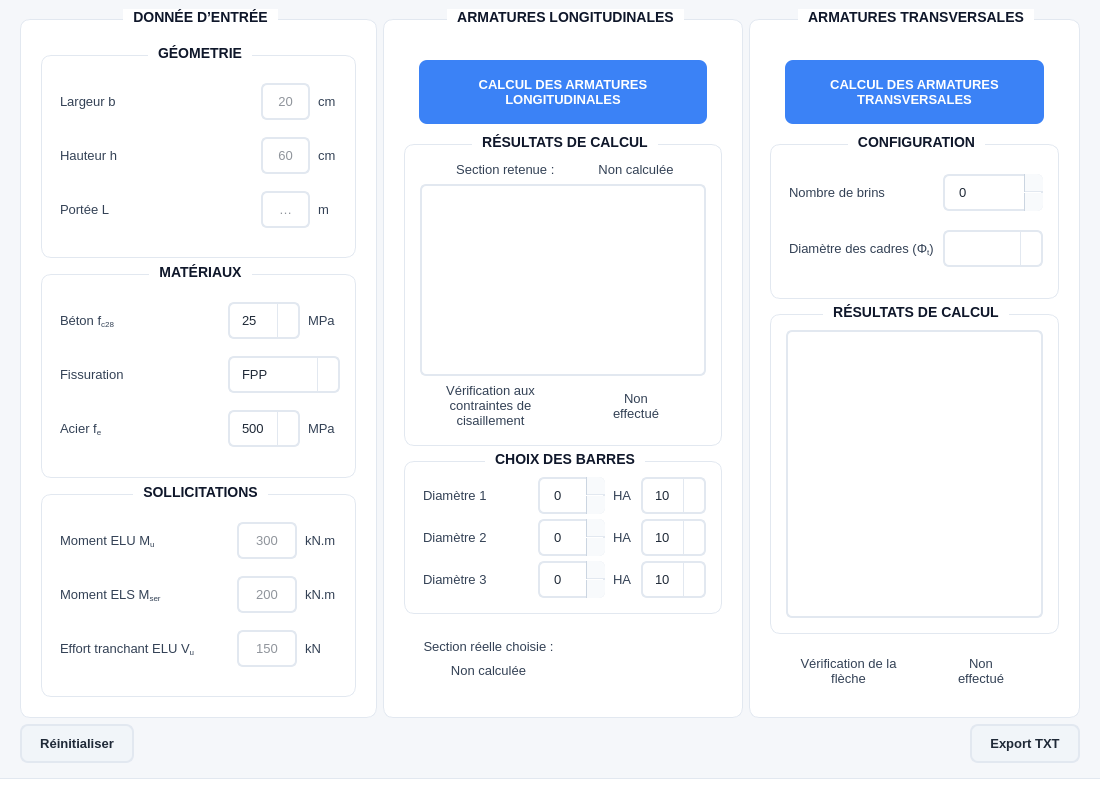
Before: the Qt Designer form src/views/kajizmo_interface.ui in vlax-rsr/kajizmo-Poutre, drawn with Qt 5.
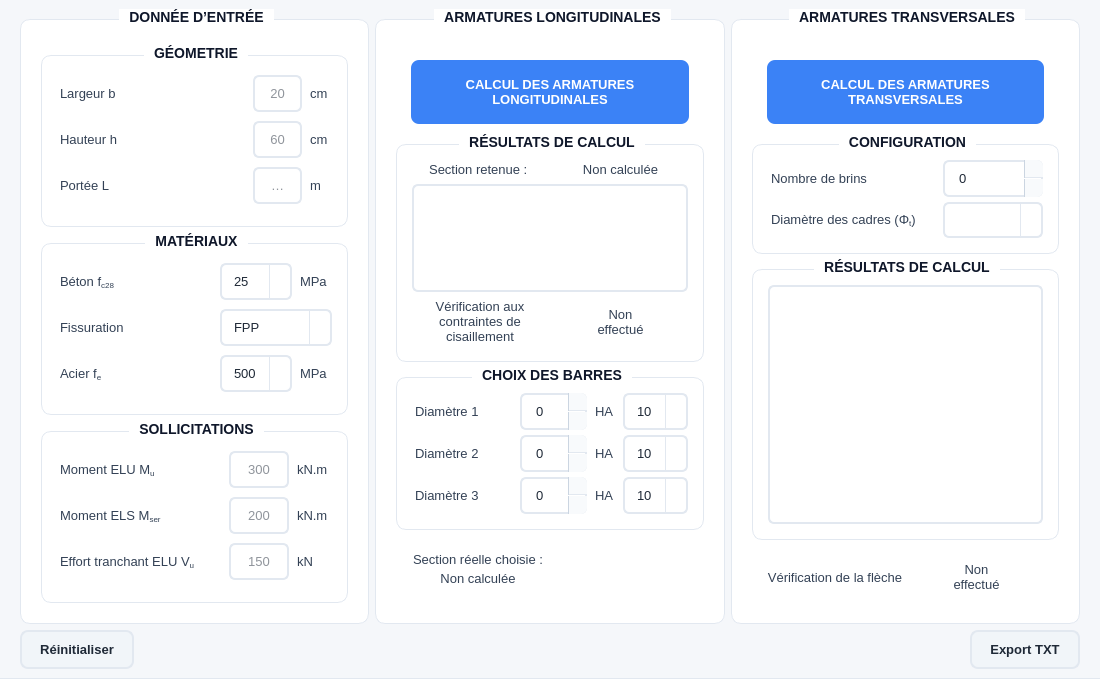
After: the same form once the commit is applied. Icons and pictures are not drawn.

Commit message: Amélioration ui

Diff of the .ui file:
```diff
--- a/src/views/kajizmo_interface.ui
+++ b/src/views/kajizmo_interface.ui
@@ -7,7 +7,7 @@
     <x>0</x>
     <y>0</y>
     <width>1100</width>
-    <height>800</height>
+    <height>700</height>
    </rect>
   </property>
   <property name="sizePolicy">
@@ -19,13 +19,13 @@
   <property name="minimumSize">
    <size>
     <width>1100</width>
-    <height>800</height>
+    <height>700</height>
    </size>
   </property>
   <property name="maximumSize">
    <size>
-    <width>1119</width>
-    <height>900</height>
+    <width>1400</width>
+    <height>1000</height>
    </size>
   </property>
   <property name="font">
@@ -336,7 +336,7 @@
    <enum>Qt::ToolButtonStyle::ToolButtonIconOnly</enum>
   </property>
   <widget class="QWidget" name="centralwidget">
-   <layout class="QGridLayout" name="gridLayout_11" columnstretch="3,0,0" columnminimumwidth="0,0,0">
+   <layout class="QGridLayout" name="gridLayout_11" columnstretch="1,1,1" columnminimumwidth="0,0,0">
     <property name="leftMargin">
      <number>20</number>
     </property>
@@ -344,14 +344,14 @@
      <number>20</number>
     </property>
     <item row="0" column="1">
-     <widget class="QGroupBox" name="groupBox_2">
+     <widget class="QGroupBox" name="ArmLongFrame">
       <property name="title">
        <string>ARMATURES LONGITUDINALES</string>
       </property>
       <property name="class" stdset="0">
        <string>Section</string>
       </property>
-      <layout class="QVBoxLayout" name="verticalLayout_2" stretch="0,2,0,2">
+      <layout class="QVBoxLayout" name="verticalLayout_2" stretch="0,2,1,0">
        <property name="spacing">
         <number>5</number>
        </property>
@@ -410,7 +410,7 @@
          <property name="title">
           <string>RÉSULTATS DE CALCUL</string>
          </property>
-         <layout class="QGridLayout" name="gridLayout_6" rowstretch="1,0,0" rowminimumheight="0,0,0">
+         <layout class="QGridLayout" name="gridLayout_6" rowstretch="0,1,0" rowminimumheight="0,0,0">
           <property name="leftMargin">
            <number>5</number>
           </property>
@@ -438,7 +438,7 @@
              <string>Section retenue : </string>
             </property>
             <property name="alignment">
-             <set>Qt::AlignmentFlag::AlignRight|Qt::AlignmentFlag::AlignTrailing|Qt::AlignmentFlag::AlignVCenter</set>
+             <set>Qt::AlignmentFlag::AlignCenter</set>
             </property>
             <property name="class" stdset="0">
              <string>TitreResultat</string>
@@ -482,7 +482,7 @@
             </property>
            </widget>
           </item>
-          <item row="2" column="0">
+          <item row="2" column="0" alignment="Qt::AlignmentFlag::AlignBottom">
            <widget class="QLabel" name="label_5">
             <property name="sizePolicy">
              <sizepolicy hsizetype="Expanding" vsizetype="Preferred">
@@ -547,7 +547,7 @@
           <property name="spacing">
            <number>5</number>
           </property>
-          <item row="2" column="2">
+          <item row="2" column="2" alignment="Qt::AlignmentFlag::AlignRight">
            <widget class="QLabel" name="lbl_lit_5">
             <property name="text">
              <string>&lt;html&gt;&lt;head/&gt;&lt;body&gt;&lt;p&gt;HA&lt;/p&gt;&lt;/body&gt;&lt;/html&gt;</string>
@@ -560,7 +560,7 @@
             </property>
            </widget>
           </item>
-          <item row="1" column="1">
+          <item row="1" column="1" alignment="Qt::AlignmentFlag::AlignRight">
            <widget class="QSpinBox" name="spin_nb_2">
             <property name="value">
              <number>0</number>
@@ -588,7 +588,7 @@
             </property>
            </widget>
           </item>
-          <item row="1" column="3">
+          <item row="1" column="3" alignment="Qt::AlignmentFlag::AlignRight">
            <widget class="QComboBox" name="cb_phi_2">
             <property name="minimumSize">
              <size>
@@ -641,10 +641,10 @@
             </item>
            </widget>
           </item>
-          <item row="2" column="1">
+          <item row="2" column="1" alignment="Qt::AlignmentFlag::AlignRight">
            <widget class="QSpinBox" name="spin_nb_3"/>
           </item>
-          <item row="0" column="2">
+          <item row="0" column="2" alignment="Qt::AlignmentFlag::AlignRight">
            <widget class="QLabel" name="lbl_lit_1">
             <property name="text">
              <string>&lt;html&gt;&lt;head/&gt;&lt;body&gt;&lt;p&gt;HA&lt;/p&gt;&lt;/body&gt;&lt;/html&gt;</string>
@@ -657,7 +657,7 @@
             </property>
            </widget>
           </item>
-          <item row="2" column="3">
+          <item row="2" column="3" alignment="Qt::AlignmentFlag::AlignRight">
            <widget class="QComboBox" name="cb_phi_3">
             <property name="minimumSize">
              <size>
@@ -710,14 +710,14 @@
             </item>
            </widget>
           </item>
-          <item row="0" column="1">
+          <item row="0" column="1" alignment="Qt::AlignmentFlag::AlignRight">
            <widget class="QSpinBox" name="spin_nb_1">
             <property name="value">
              <number>0</number>
             </property>
            </widget>
           </item>
-          <item row="1" column="2">
+          <item row="1" column="2" alignment="Qt::AlignmentFlag::AlignRight">
            <widget class="QLabel" name="lbl_lit_3">
             <property name="text">
              <string>&lt;html&gt;&lt;head/&gt;&lt;body&gt;&lt;p&gt;HA&lt;/p&gt;&lt;/body&gt;&lt;/html&gt;</string>
@@ -730,7 +730,7 @@
             </property>
            </widget>
           </item>
-          <item row="0" column="3">
+          <item row="0" column="3" alignment="Qt::AlignmentFlag::AlignRight">
            <widget class="QComboBox" name="cb_phi_1">
             <property name="minimumSize">
              <size>
@@ -846,29 +846,8 @@
       </layout>
      </widget>
     </item>
-    <item row="2" column="0" colspan="3">
-     <widget class="QWidget" name="widget_3" native="true">
-      <layout class="QHBoxLayout" name="horizontalLayout">
-       <property name="spacing">
-        <number>10</number>
-       </property>
-       <property name="leftMargin">
-        <number>0</number>
-       </property>
-       <property name="topMargin">
-        <number>0</number>
-       </property>
-       <property name="rightMargin">
-        <number>0</number>
-       </property>
-       <property name="bottomMargin">
-        <number>0</number>
-       </property>
-      </layout>
-     </widget>
-    </item>
     <item row="0" column="0">
-     <widget class="QGroupBox" name="groupBox">
+     <widget class="QGroupBox" name="DonneeFrame">
       <property name="styleSheet">
        <string notr="true"/>
       </property>
@@ -3988,14 +3967,14 @@
      </widget>
     </item>
     <item row="0" column="2">
-     <widget class="QGroupBox" name="groupBox_3">
+     <widget class="QGroupBox" name="ArmTransFrame">
       <property name="title">
        <string>ARMATURES TRANSVERSALES</string>
       </property>
       <property name="class" stdset="0">
        <string>Section</string>
       </property>
-      <layout class="QVBoxLayout" name="verticalLayout_3" stretch="0,1,2,0">
+      <layout class="QVBoxLayout" name="verticalLayout_3" stretch="0,1,3,0">
        <property name="spacing">
         <number>5</number>
        </property>
@@ -4090,14 +4069,26 @@
             </property>
            </widget>
           </item>
-          <item row="1" column="1">
+          <item row="1" column="1" alignment="Qt::AlignmentFlag::AlignRight">
            <widget class="QSpinBox" name="spin_nb_4">
+            <property name="sizePolicy">
+             <sizepolicy hsizetype="Minimum" vsizetype="Fixed">
+              <horstretch>0</horstretch>
+              <verstretch>0</verstretch>
+             </sizepolicy>
+            </property>
+            <property name="minimumSize">
+             <size>
+              <width>100</width>
+              <height>0</height>
+             </size>
+            </property>
             <property name="value">
              <number>0</number>
             </property>
            </widget>
           </item>
-          <item row="2" column="1">
+          <item row="2" column="1" alignment="Qt::AlignmentFlag::AlignRight">
            <widget class="QComboBox" name="cb_phi_4">
             <property name="minimumSize">
              <size>
@@ -4221,7 +4212,7 @@
      </widget>
     </item>
     <item row="1" column="0" colspan="3">
-     <widget class="QWidget" name="widget_5" native="true">
+     <widget class="QWidget" name="ResetExpFrame" native="true">
       <layout class="QGridLayout" name="gridLayout_13">
        <property name="leftMargin">
         <number>0</number>
@@ -4270,16 +4261,6 @@
     </item>
    </layout>
   </widget>
-  <widget class="QMenuBar" name="menubar">
-   <property name="geometry">
-    <rect>
-     <x>0</x>
-     <y>0</y>
-     <width>1100</width>
-     <height>22</height>
-    </rect>
-   </property>
-  </widget>
   <widget class="QStatusBar" name="statusbar"/>
  </widget>
  <resources/>
```
The commit also changes 1 other file.
